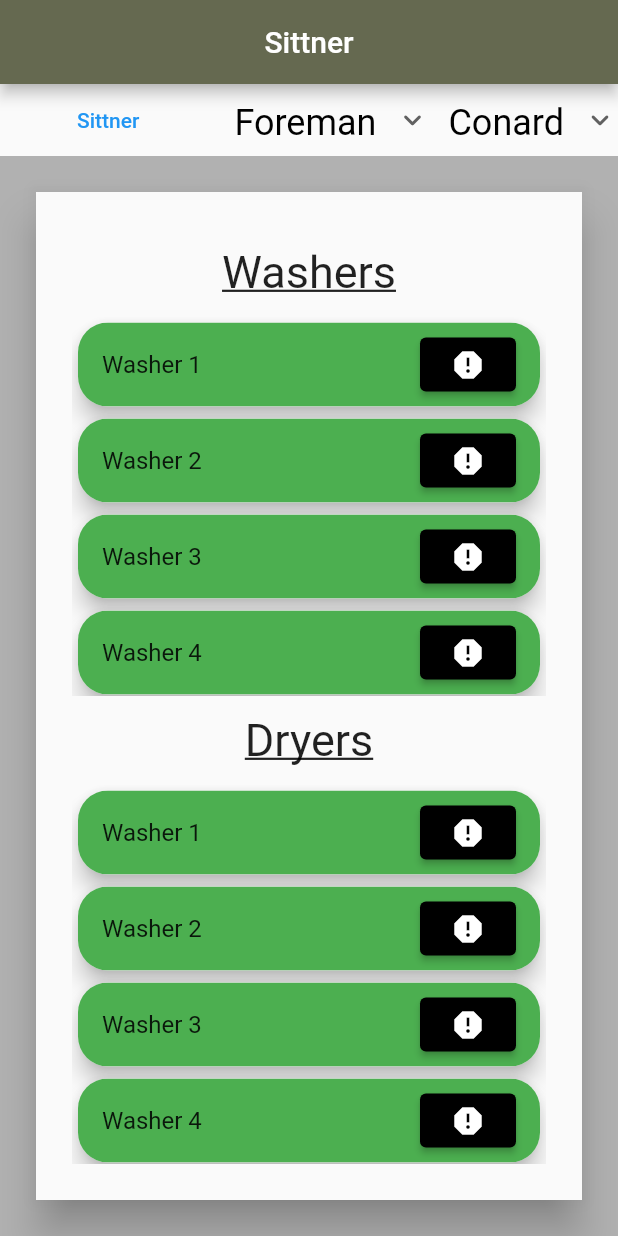
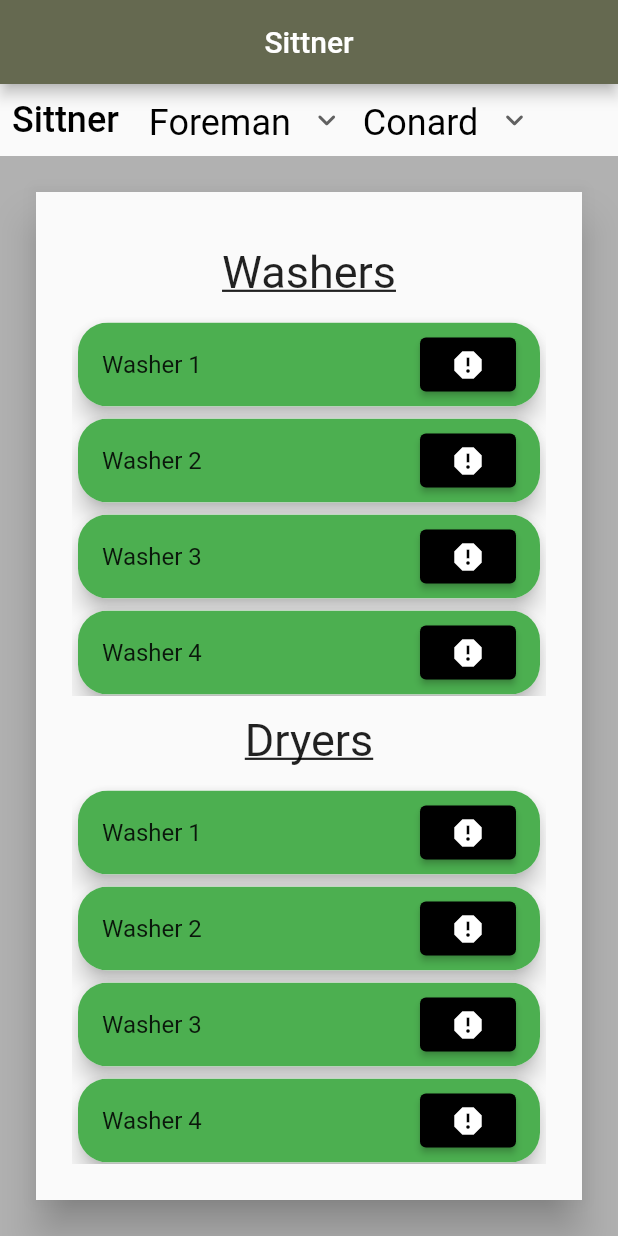
Before and after one commit to Reece-Reklai/DormitoryWasherAndDryer, a Flutter app: the screen it shows after launch, after a tap on "Sittner", on a phone screen of 412 x 824 dp. Run offline on Flutter 3.47's test engine with Material 2 defaults, Android fonts, the phone set to English and light mode, and no system bars; missing offline and left inert: dart:html.

Commit message:
temp style clean up

```diff
--- a/wwu_wash_and_dry/lib/widgets/home_page.dart
+++ b/wwu_wash_and_dry/lib/widgets/home_page.dart
@@ -40,7 +40,7 @@ class _DropDownMain extends State<DropDownMain> {
   String floor = 'none';
   String building = 'none';
   List<Machine> currentDisplay = Sittner;
-  String title = "Sittner";
+  String title = _sittner;
   String changeTitle = "";
 
   // Needs to pass in washers and dyers
@@ -49,15 +49,15 @@ class _DropDownMain extends State<DropDownMain> {
     var floor = 0;
     if (selectedBuilding == _sittner) {
       machines = Sittner;
-      changeTitle = "Sittner";
+      changeTitle = _sittner;
     } else if (selectedBuilding == _forman) {
       floor = int.parse(selectedFloor.substring(1)) - 2; // starts on 2nd
       machines = Foreman[floor];
-      changeTitle = "Foreman";
+      changeTitle = _forman;
     } else if (selectedBuilding == _conard) {
       floor = int.parse(selectedFloor.substring(1)) - 1; // starts on 1st
       machines = Conard[floor];
-      changeTitle = "Connard";
+      changeTitle = _conard;
     }
     setState(() {
       currentDisplay = machines;
@@ -75,14 +75,18 @@ class _DropDownMain extends State<DropDownMain> {
       ),
       body: Column(
         children: <Widget>[
-          Row(
+          Center(
+            child: Row(
               children: <Widget>[
-              Expanded(
-                child: Align (
+                Container(
+                  child: Align(
                     alignment: FractionalOffset.topCenter,
                     child: TextButton(
-                    child: Text("Sittner"),
-                    onPressed:(){
+                      child: const Text(
+                        _sittner,
+                        style: TextStyle(fontSize: 24, color: Colors.black),
+                      ),
+                      onPressed: () {
                         building = _sittner;
                         setState(() {
                           updatePage("S1", _sittner);
@@ -99,9 +103,8 @@ class _DropDownMain extends State<DropDownMain> {
                 ),
               ],
             ),
-          Expanded(
-            child: FloorLayout(machines: currentDisplay)
           ),
+          Expanded(child: FloorLayout(machines: currentDisplay)),
         ],
       ),
     );
```
Lines whose indentation alone changed are shown as unchanged.
